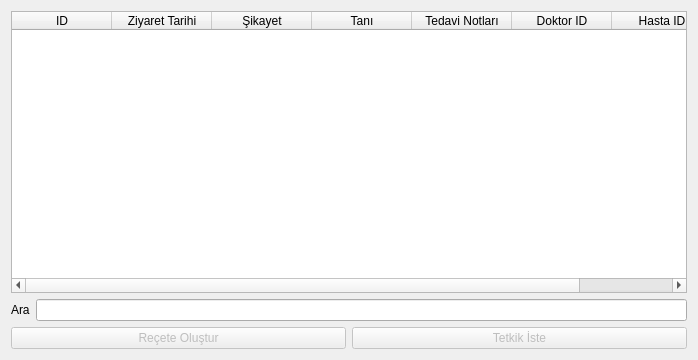
Before: the Qt Designer form ui/veri-liste/ziyaretliste.ui in melihkayaduvar/saglikocagi, drawn with Qt 5.
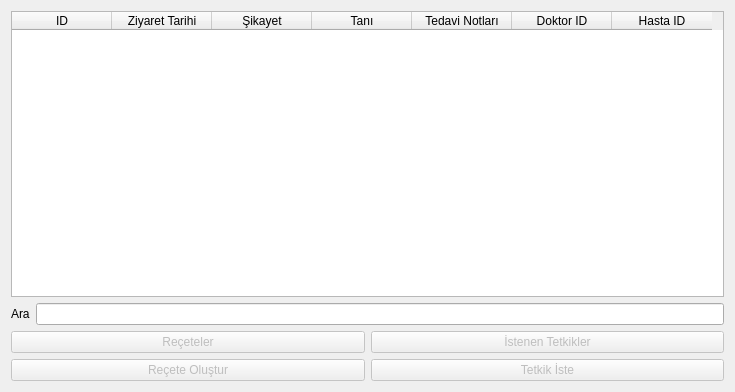
After: the same form once the commit is applied.

What changed in the file:
```diff
--- a/ui/veri-liste/ziyaretliste.ui
+++ b/ui/veri-liste/ziyaretliste.ui
@@ -6,15 +6,15 @@
    <rect>
     <x>0</x>
     <y>0</y>
-    <width>698</width>
-    <height>360</height>
+    <width>735</width>
+    <height>392</height>
    </rect>
   </property>
   <property name="windowTitle">
    <string>Ziyaretler</string>
   </property>
-  <layout class="QGridLayout" name="gridLayout">
-   <item row="0" column="0" colspan="2">
+  <layout class="QGridLayout" name="gridLayout_2">
+   <item row="0" column="0">
     <widget class="QTableWidget" name="tableWidget">
      <column>
       <property name="text">
@@ -53,7 +53,43 @@
      </column>
     </widget>
    </item>
+   <item row="1" column="0">
+    <layout class="QHBoxLayout" name="horizontalLayout_2">
+     <item>
+      <widget class="QLabel" name="lblAra">
+       <property name="text">
+        <string>Ara</string>
+       </property>
+      </widget>
+     </item>
+     <item>
+      <widget class="QLineEdit" name="leAra"/>
+     </item>
+    </layout>
+   </item>
    <item row="2" column="0">
+    <layout class="QGridLayout" name="gridLayout">
+     <item row="0" column="0">
+      <widget class="QPushButton" name="btnReceteler">
+       <property name="enabled">
+        <bool>false</bool>
+       </property>
+       <property name="text">
+        <string>Reçeteler</string>
+       </property>
+      </widget>
+     </item>
+     <item row="0" column="1">
+      <widget class="QPushButton" name="btnIstTetkikler">
+       <property name="enabled">
+        <bool>false</bool>
+       </property>
+       <property name="text">
+        <string>İstenen Tetkikler</string>
+       </property>
+      </widget>
+     </item>
+     <item row="1" column="0">
     <widget class="QPushButton" name="btnReceteOlustur">
      <property name="enabled">
       <bool>false</bool>
@@ -63,7 +99,7 @@
      </property>
     </widget>
    </item>
-   <item row="2" column="1">
+     <item row="1" column="1">
     <widget class="QPushButton" name="btnTetkikIste">
      <property name="enabled">
       <bool>false</bool>
@@ -72,18 +108,6 @@
       <string>Tetkik İste</string>
      </property>
     </widget>
-   </item>
-   <item row="1" column="0" colspan="2">
-    <layout class="QHBoxLayout" name="horizontalLayout_2">
-     <item>
-      <widget class="QLabel" name="lblAra">
-       <property name="text">
-        <string>Ara</string>
-       </property>
-      </widget>
-     </item>
-     <item>
-      <widget class="QLineEdit" name="leAra"/>
      </item>
     </layout>
    </item>
```
Lines whose indentation alone changed are shown as unchanged.
